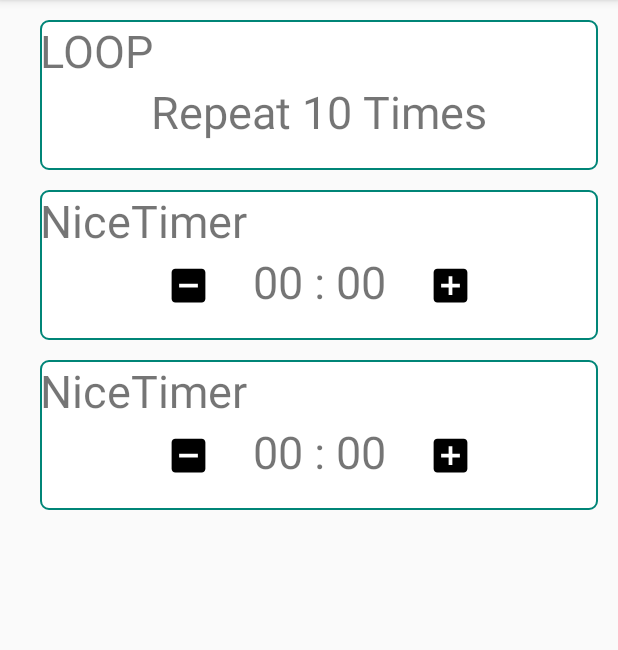
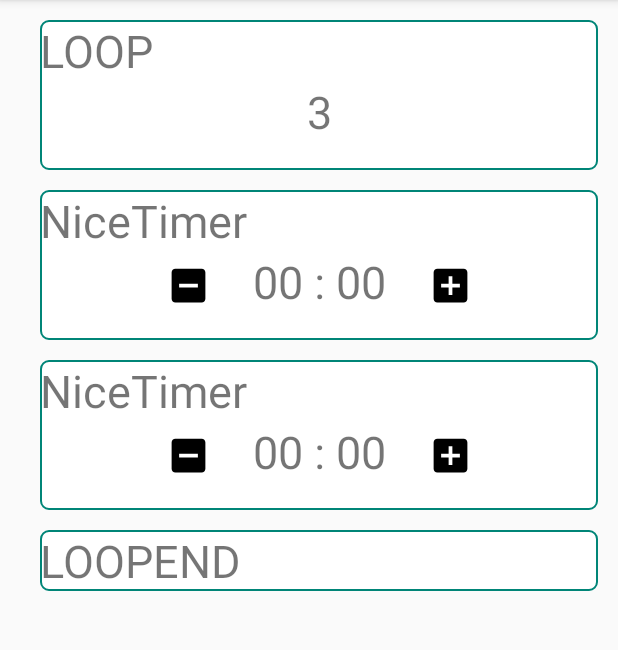
Before and after one commit to cube1324/CodeTimer, an Android app: the screen it shows after launch (MainActivity), on a phone screen of 412 x 824 dp, the part 84-734 px from its top. Run offline under Robolectric (Android 15) with nearby library versions, the phone set to English and light mode, and no system bars.

Commit message:
Added Loopend View

```diff
--- a/app/src/main/java/com/example/codetimer/MainActivity.java
+++ b/app/src/main/java/com/example/codetimer/MainActivity.java
@@ -34,11 +34,15 @@ public class MainActivity extends AppCompatActivity {
         recyclerView.setLayoutManager(layoutManager);
 
         elements = new LinkedList<>();
+        ListElement end = new ListElement("LOOPEND", ItemType.LOOPEND);
         ListElement temp = new ListElement("LOOP", ItemType.LOOPSTART);
         temp.setNumber(3);
+        temp.setEndElement(end);
         elements.add(temp);
         elements.add(new ListElement("NiceTimer", ItemType.TIMER));
         elements.add(new ListElement("NiceTimer", ItemType.TIMER));
+
+        elements.add(end);
 
         mAdapter = new ListElementAdapter(elements);
         recyclerView.setAdapter(mAdapter);
@@ -49,8 +53,12 @@ public class MainActivity extends AppCompatActivity {
                 int pos_dragged = viewHolder.getAdapterPosition();
                 int pos_target = target.getAdapterPosition();
 
+                if (elements.get(pos_dragged).getEndElement() == elements.get(pos_target)){
+                    Log.v("Overstepped Boudnds","AWPDOJAWDOPAJWDAPWODJAWD");
+                }
                 //Swap Items
                 Collections.swap(elements, pos_dragged, pos_target);
+
 
                 mAdapter.notifyItemMoved(pos_dragged, pos_target);
                 Log.v("ItemTouchHelper", elements.toString());
--- a/app/src/main/java/com/example/codetimer/Support/ListElementAdapter.java
+++ b/app/src/main/java/com/example/codetimer/Support/ListElementAdapter.java
@@ -50,9 +50,10 @@ public class ListElementAdapter extends RecyclerView.Adapter<ListElementViewHold
                 break;
             case 1:
                 v = inf.inflate(R.layout.list_element_loopstart_view, parent, false);
-                Log.v("REPEAT VIEW", v.findViewById(R.id.repeat_view).toString());
                 break;
             case 2:
+                v = inf.inflate(R.layout.list_element_loopend_view, parent, false);
+                break;
             default:
                 v = inf.inflate(R.layout.list_element_timer_view, parent, false);
                 break;
@@ -68,8 +69,12 @@ public class ListElementAdapter extends RecyclerView.Adapter<ListElementViewHold
             case TIMER:
                 holder.duration_view.setText(currentElement.getNumber());
                 holder.name_view.setText(currentElement.getName());
+                break;
             case LOOPSTART:
-                //holder.repeat_view.setText(currentElement.getNumber());
+                holder.repeat_view.setText(currentElement.getNumber());
+                holder.name_view.setText(currentElement.getName());
+                break;
+            case LOOPEND:
                 holder.name_view.setText(currentElement.getName());
         }
 
--- /dev/null
+++ b/app/src/main/res/layout/list_element_loopend_view.xml
@@ -0,0 +1,18 @@
+<?xml version="1.0" encoding="utf-8"?>
+<androidx.constraintlayout.widget.ConstraintLayout xmlns:android="http://schemas.android.com/apk/res/android"
+    xmlns:app="http://schemas.android.com/apk/res-auto"
+    xmlns:tools="http://schemas.android.com/tools"
+    android:layout_width="match_parent"
+    android:layout_height="wrap_content"
+    android:background="@drawable/list_item_background"
+    android:orientation="vertical">
+
+    <TextView
+        android:id="@+id/name_view"
+        android:layout_width="wrap_content"
+        android:layout_height="wrap_content"
+        android:text="TextView"
+        android:textSize="30sp"
+        app:layout_constraintStart_toStartOf="parent"
+        app:layout_constraintTop_toTopOf="parent" />
+</androidx.constraintlayout.widget.ConstraintLayout>
```
